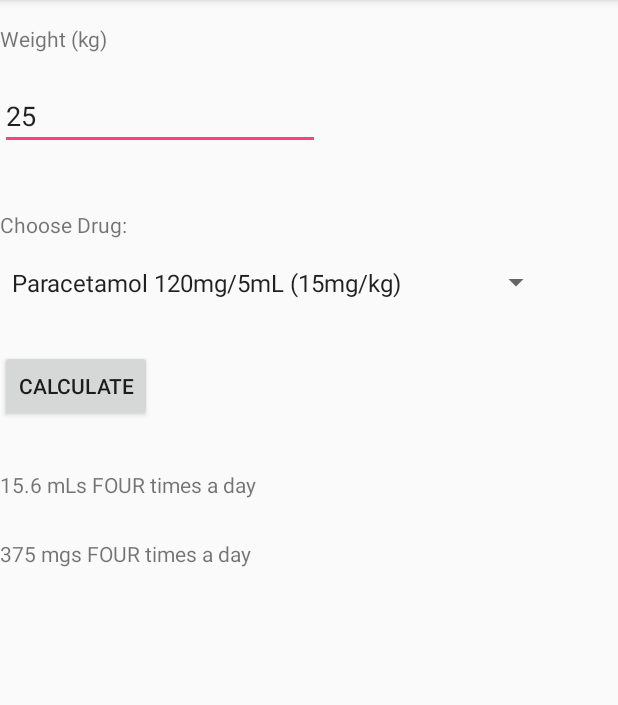
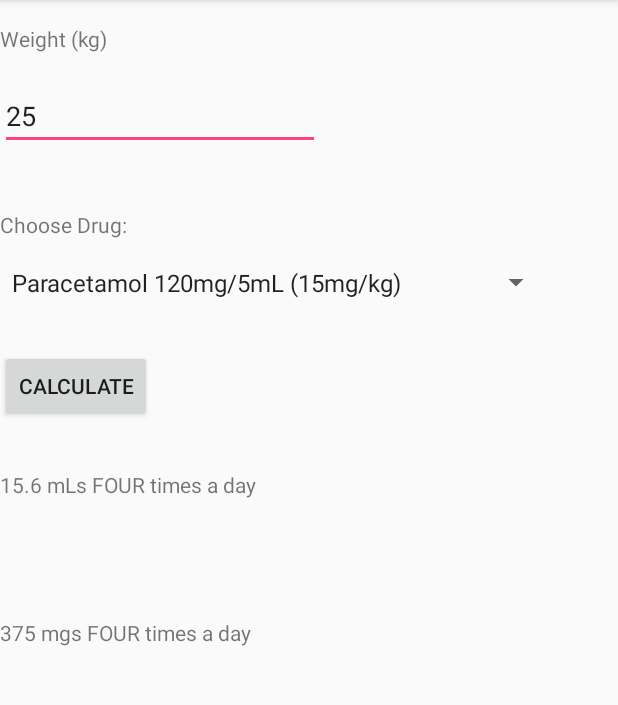
Before and after one commit to jeremy-steinberg/paediatric-drug-dosing, an Android app: the screen it shows after launch (MainActivity), after a tap on "CALCULATE", on a phone screen of 412 x 824 dp, the part 84-789 px from its top. Run offline under Robolectric (Android 15) with nearby library versions, the phone set to English and light mode, and no system bars.

Commit message:
Rename doseOutput

```diff
--- a/app/src/main/java/steinberg/paediatric_drug_dosing/MainActivity.java
+++ b/app/src/main/java/steinberg/paediatric_drug_dosing/MainActivity.java
@@ -39,7 +39,7 @@ public class MainActivity extends AppCompatActivity {
         final Button button = findViewById(R.id.CalculateButton);
         button.setOnClickListener(new View.OnClickListener() {
             public void onClick(View v) {
-                final TextView doseOutput = findViewById(R.id.DoseOutput);
+                final TextView millilitersOutput = findViewById(R.id.MillilitersOutput);
                 final TextView milligramsOutput = findViewById(R.id.MilligramsOutput);
                 final Spinner drugSpinner = findViewById(R.id.DrugSelectionSpinner);
                 final EditText weightInput = findViewById(R.id.WeightInput);
@@ -51,22 +51,22 @@ public class MainActivity extends AppCompatActivity {
                 }
                 catch (Exception e)
                 {
-                    doseOutput.setText("Please enter a weight between 1-100kg");
-                    doseOutput.setVisibility(View.VISIBLE);
+                    millilitersOutput.setText("Please enter a weight between 1-100kg");
+                    millilitersOutput.setVisibility(View.VISIBLE);
                     milligramsOutput.setText("");
                     milligramsOutput.setVisibility(View.INVISIBLE);
                     return;
                 }
                 if (weight <= 0 || weight > 100)
                 {
-                    doseOutput.setText("Please enter a weight between 1-100kg");
-                    doseOutput.setVisibility(View.VISIBLE);
+                    millilitersOutput.setText("Please enter a weight between 1-100kg");
+                    millilitersOutput.setVisibility(View.VISIBLE);
                     milligramsOutput.setText("");
                     milligramsOutput.setVisibility(View.INVISIBLE);
                     return;
                 }
-                doseOutput.setText(CalculationService.GetDoseMessage(drug, weight));
-                doseOutput.setVisibility(View.VISIBLE);
+                millilitersOutput.setText(CalculationService.GetDoseMessage(drug, weight));
+                millilitersOutput.setVisibility(View.VISIBLE);
                 milligramsOutput.setText(CalculationService.GetMilligramsDoseMessage(drug, weight));
                 milligramsOutput.setVisibility(View.VISIBLE);
             }
--- a/app/src/main/res/layout/activity_main.xml
+++ b/app/src/main/res/layout/activity_main.xml
@@ -54,7 +54,7 @@
         tools:layout_editor_absoluteX="132dp" />
 
     <TextView
-        android:id="@+id/DoseOutput"
+        android:id="@+id/MillilitersOutput"
         android:layout_width="wrap_content"
         android:layout_height="wrap_content"
         android:layout_marginTop="313dp"
@@ -66,9 +66,9 @@
         android:id="@+id/MilligramsOutput"
         android:layout_width="wrap_content"
         android:layout_height="wrap_content"
-        android:layout_marginTop="359dp"
+        android:layout_marginTop="412dp"
         android:visibility="invisible"
         app:layout_constraintTop_toTopOf="parent"
-        tools:layout_editor_absoluteX="163dp" />
+        tools:layout_editor_absoluteX="173dp" />
 
 </android.support.constraint.ConstraintLayout>
```
